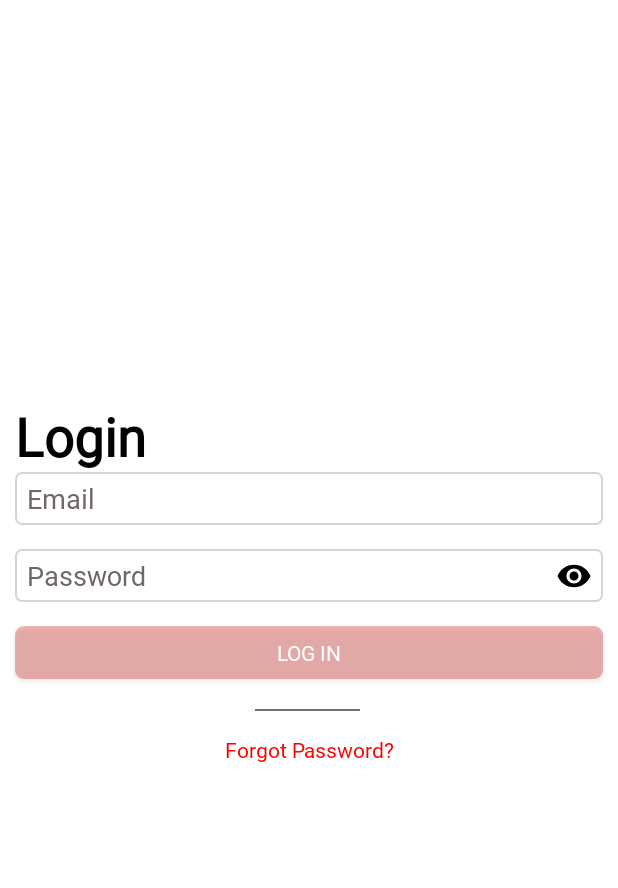
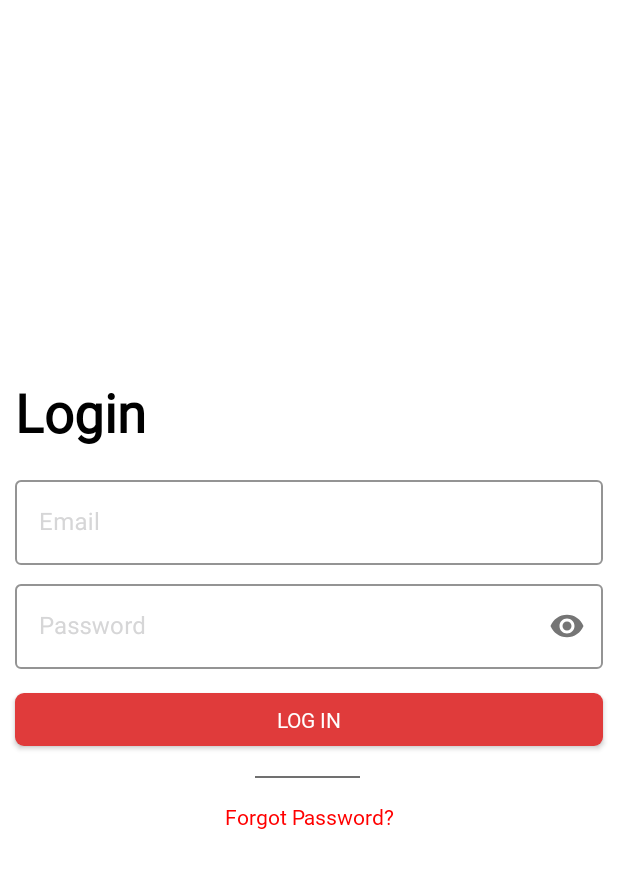
Before and after one commit to Dimple12468/AFL__Monitoring, an Android app: the login_activity screen opened directly, with no data from a screen before it, on a phone screen of 412 x 824 dp, the part 84-972 px from its top. Run offline under Robolectric (Android 15) with nearby library versions, the phone set to English and light mode, and no system bars; our stand-ins replace Volley; libraries missing offline, so code that uses them is left out: com.androidnetworking, com.androidnetworking.utils, dmax.dialog, io.fabric.sdk; Roboto replaces fonts that are not available here; 1 statement that could not run was skipped.

Commit message:
login and register screen updated

```diff
--- a/app/src/main/java/com/theagriculture/app/login_activity.java
+++ b/app/src/main/java/com/theagriculture/app/login_activity.java
@@ -51,6 +51,7 @@ import com.android.volley.VolleyError;
 import com.android.volley.toolbox.JsonObjectRequest;
 import com.android.volley.toolbox.Volley;
 import com.androidnetworking.utils.Utils;
+import com.google.android.material.textfield.TextInputLayout;
 import com.google.gson.JsonObject;
 import com.theagriculture.app.Admin.AdminActivity;
 import com.theagriculture.app.Ado.AdoActivity;
@@ -77,6 +78,8 @@ public class login_activity extends AppCompatActivity {
     private String typeOfUser;
     private String Name;
     private static final String TAG = "login_activity";
+//    private EditText editEmail, editPassword;
+    private TextInputLayout _editEmail, _editPassword;
     private EditText editEmail, editPassword;
     private TextView signUpAdo, signUpDda,tvForgot;
 //    private TextView tvReg;
@@ -87,8 +90,14 @@ public class login_activity extends AppCompatActivity {
     private AlertDialog dialog;
     private CheckBox checkBox;
     private Button btnLogin;
-    private ImageButton imageButton;
+//    private ImageButton imageButton;
     public boolean hide = false;
+
+//    @Override
+//    public void onBackPressed() {
+//        this.finish();
+//        super.onBackPressed();
+//    }
 
     @Override
     protected void onCreate(Bundle savedInstanceState) {
@@ -112,7 +121,6 @@ public class login_activity extends AppCompatActivity {
         }
         init();
 /*
-
        if (Build.VERSION.SDK_INT >= Build.VERSION_CODES.KITKAT) {
            Window w = getWindow();
            w.setFlags(WindowManager.LayoutParams.FLAG_LAYOUT_NO_LIMITS, WindowManager.LayoutParams.FLAG_LAYOUT_NO_LIMITS);
@@ -142,8 +150,13 @@ public class login_activity extends AppCompatActivity {
 
         }
 
-        editEmail = findViewById(R.id.editText);
-        editPassword = findViewById(R.id.editText3);
+//        editEmail = findViewById(R.id.editText);
+//        editPassword = findViewById(R.id.editText3);
+        _editEmail = findViewById(R.id.editText);
+        _editPassword = findViewById(R.id.editText3);
+
+        editEmail = _editEmail.getEditText();
+        editPassword = _editPassword.getEditText();
         btnLogin = findViewById(R.id.button);
         tvForgot = findViewById(R.id.tvForgot);
 //        tvReg = findViewById(R.id.tvReg);
@@ -207,7 +220,7 @@ public class login_activity extends AppCompatActivity {
             }
         });
         //function to view password
-        imageButton = findViewById(R.id.imageButton);
+/*        imageButton = findViewById(R.id.imageButton);
 
         imageButton.setOnClickListener(new View.OnClickListener() {
             @Override
@@ -230,7 +243,7 @@ public class login_activity extends AppCompatActivity {
                 }
 
             }
-        });
+        });*/
 
         //function to change colour of login button when text is entered
         editEmail.addTextChangedListener(loginTextWatcher);//loginTextWatcher function is defined at last
--- a/app/src/main/res/drawable-v21/buttons_before_text.xml
+++ b/app/src/main/res/drawable-v21/buttons_before_text.xml
@@ -5,6 +5,6 @@
     <corners android:radius="6dp"/>
 
     <solid
-        android:color="#73DC5C58"/>
+        android:color="@color/theme_color"/>
 
 </shape>
--- a/app/src/main/res/drawable-v24/buttons_before_text.xml
+++ b/app/src/main/res/drawable-v24/buttons_before_text.xml
@@ -5,6 +5,6 @@
     <corners android:radius="6dp"/>
 
     <solid
-        android:color="#73DC5C58"/>
+        android:color="@color/theme_color"/>
 
 </shape>
--- a/app/src/main/res/drawable-xxxhdpi/buttons_before_text.xml
+++ b/app/src/main/res/drawable-xxxhdpi/buttons_before_text.xml
@@ -5,6 +5,6 @@
     <corners android:radius="6dp"/>
 
     <solid
-        android:color="#73DC5C58"/>
+        android:color="@color/theme_color"/>
 
 </shape>
--- a/app/src/main/res/drawable/buttons_before_text.xml
+++ b/app/src/main/res/drawable/buttons_before_text.xml
@@ -5,6 +5,6 @@
     <corners android:radius="6dp"/>
 
     <solid
-        android:color="#73DC5C58"/>
+        android:color="@color/theme_color"/>
 
 </shape>
--- a/app/src/main/res/layout/activity_login_activity.xml
+++ b/app/src/main/res/layout/activity_login_activity.xml
@@ -5,7 +5,8 @@
     android:layout_width="match_parent"
     android:layout_height="match_parent"
     android:background="#ffffff"
-    tools:context=".login_activity">
+    tools:context=".login_activity"
+    android:focusableInTouchMode="true">
 
 
     <!--ImageView
@@ -41,23 +42,28 @@
         android:layout_marginStart="10dp"
         app:layout_constraintBottom_toTopOf="@+id/guideline7"-->
 
-    <!--com.google.android.material.textfield.TextInputLayout
+    <com.google.android.material.textfield.TextInputLayout
         android:id="@+id/editText"
         android:layout_width="match_parent"
         android:layout_height="wrap_content"
         android:hint="Email"
         android:layout_marginStart="10dp"
         android:layout_marginEnd="10dp"
+        android:textColorHint="@color/black"
+        app:hintTextColor="@color/black"
+        app:boxStrokeColor="@color/opaque_color"
         app:layout_constraintStart_toStartOf="parent"
         app:layout_constraintEnd_toEndOf="parent"
         style="@style/Widget.MaterialComponents.TextInputLayout.OutlinedBox"
         app:layout_constraintTop_toTopOf="@+id/guideline7">
+<!--        android:focusableInTouchMode="true"
+        android:focusable="false"-->
 
         <com.google.android.material.textfield.TextInputEditText
             android:layout_width="match_parent"
-            android:layout_height="wrap_content"
-            app:layout_constraintTop_toBottomOf="@id/app_name"
-            android:hint="Email"/>
+            android:layout_height="wrap_content"/>
+<!--        android:hint="Email"
+            app:layout_constraintTop_toBottomOf="@id/app_name"-->
 
     </com.google.android.material.textfield.TextInputLayout>
 
@@ -65,22 +71,28 @@
         android:id="@+id/editText3"
         android:layout_width="match_parent"
         android:layout_height="wrap_content"
-        android:hint="Email"
+        android:hint="Password"
         android:layout_marginStart="10dp"
         android:layout_marginEnd="10dp"
         android:layout_marginTop="7dp"
         app:layout_constraintStart_toStartOf="parent"
         app:layout_constraintEnd_toEndOf="parent"
+        android:textColorHint="@color/black"
+        app:hintTextColor="@color/black"
+        app:boxStrokeColor="@color/opaque_color"
+        app:endIconTint="@color/black"
         style="@style/Widget.MaterialComponents.TextInputLayout.OutlinedBox"
-        app:layout_constraintTop_toBottomOf="@+id/editText">
+        app:layout_constraintTop_toBottomOf="@+id/editText"
+        app:passwordToggleEnabled="true">
 
         <com.google.android.material.textfield.TextInputEditText
             android:layout_width="match_parent"
             android:layout_height="wrap_content"
-            app:layout_constraintTop_toBottomOf="@id/app_name"
-            android:hint="Password"/>
+            android:inputType="textPassword"/>
+<!--            android:hint="Password"
+            app:layout_constraintTop_toBottomOf="@id/app_name"-->
 
-    </com.google.android.material.textfield.TextInputLayout-->
+    </com.google.android.material.textfield.TextInputLayout>
 
     <TextView
         android:id="@+id/log_in_"
@@ -100,63 +112,63 @@
         app:layout_constraintHorizontal_bias="0.0"
         app:layout_constraintStart_toStartOf="parent"
         app:layout_constraintTop_toTopOf="parent"
-        app:layout_constraintVertical_bias="1" />
+        app:layout_constraintVertical_bias="0.95" />
 
-    <EditText
-        android:id="@+id/editText"
-        android:layout_width="match_parent"
-        android:layout_height="35dp"
-        android:layout_marginStart="10dp"
-        android:layout_marginEnd="10dp"
-        android:background="@drawable/rectanglebg"
-        android:ems="10"
-        android:paddingLeft="8dp"
-        android:hint="Email"
-        android:inputType="textPersonName"
-        android:textColor="#000000"
-        android:textColorHint="#706868"
-        android:fontFamily="@font/arial"
-        app:layout_constraintEnd_toEndOf="parent"
-        app:layout_constraintStart_toStartOf="parent"
-        app:layout_constraintTop_toTopOf="@+id/guideline7" />
+<!--    <EditText-->
+<!--        android:id="@+id/editText"-->
+<!--        android:layout_width="match_parent"-->
+<!--        android:layout_height="35dp"-->
+<!--        android:layout_marginStart="10dp"-->
+<!--        android:layout_marginEnd="10dp"-->
+<!--        android:background="@drawable/rectanglebg"-->
+<!--        android:ems="10"-->
+<!--        android:paddingLeft="8dp"-->
+<!--        android:hint="Email"-->
+<!--        android:inputType="textPersonName"-->
+<!--        android:textColor="#000000"-->
+<!--        android:textColorHint="#706868"-->
+<!--        android:fontFamily="@font/arial"-->
+<!--        app:layout_constraintEnd_toEndOf="parent"-->
+<!--        app:layout_constraintStart_toStartOf="parent"-->
+<!--        app:layout_constraintTop_toTopOf="@+id/guideline7" />-->
 
-    <EditText
-        android:id="@+id/editText3"
-        android:layout_width="match_parent"
-        android:layout_height="35dp"
-        android:layout_marginStart="10dp"
-        android:layout_marginTop="16dp"
-        android:layout_marginEnd="10dp"
-        android:fontFamily="@font/arial"
-        android:background="@drawable/rectanglebg"
-        android:ems="10"
-        android:hint="Password"
-        android:inputType="textPassword"
-        android:paddingLeft="8dp"
-        android:textColor="#000000"
-        android:textColorHighlight="#FFFFFF"
-        android:textColorHint="#706868"
-        app:layout_constraintEnd_toEndOf="parent"
-        app:layout_constraintStart_toStartOf="parent"
-        app:layout_constraintTop_toBottomOf="@+id/editText" />
+<!--    <EditText-->
+<!--        android:id="@+id/editText3"-->
+<!--        android:layout_width="match_parent"-->
+<!--        android:layout_height="35dp"-->
+<!--        android:layout_marginStart="10dp"-->
+<!--        android:layout_marginTop="16dp"-->
+<!--        android:layout_marginEnd="10dp"-->
+<!--        android:fontFamily="@font/arial"-->
+<!--        android:background="@drawable/rectanglebg"-->
+<!--        android:ems="10"-->
+<!--        android:hint="Password"-->
+<!--        android:inputType="textPassword"-->
+<!--        android:paddingLeft="8dp"-->
+<!--        android:textColor="#000000"-->
+<!--        android:textColorHighlight="#FFFFFF"-->
+<!--        android:textColorHint="#706868"-->
+<!--        app:layout_constraintEnd_toEndOf="parent"-->
+<!--        app:layout_constraintStart_toStartOf="parent"-->
+<!--        app:layout_constraintTop_toBottomOf="@+id/editText" />-->
 
     <!--app:layout_constraintStart_toEndOf="@+id/imageView2"-->
 
-    <ImageButton
-        android:id="@+id/imageButton"
-        android:layout_width="wrap_content"
-        android:layout_height="wrap_content"
-        android:layout_alignParentRight="true"
-        android:layout_centerVertical="true"
-        android:background="#FFFFFF"
-        android:contentDescription="@string/eye_image"
-        app:layout_constraintBottom_toBottomOf="@+id/editText3"
-        app:layout_constraintEnd_toEndOf="@+id/editText3"
-        app:layout_constraintHorizontal_bias="0.98"
-        app:layout_constraintStart_toStartOf="@+id/editText3"
-        app:layout_constraintTop_toTopOf="@+id/editText3"
-        app:layout_constraintVertical_bias="0.5"
-        app:srcCompat="@drawable/show_password" />
+<!--    <ImageButton-->
+<!--        android:id="@+id/imageButton"-->
+<!--        android:layout_width="wrap_content"-->
+<!--        android:layout_height="wrap_content"-->
+<!--        android:layout_alignParentRight="true"-->
+<!--        android:layout_centerVertical="true"-->
+<!--        android:background="#FFFFFF"-->
+<!--        android:contentDescription="@string/eye_image"-->
+<!--        app:layout_constraintBottom_toBottomOf="@+id/editText3"-->
+<!--        app:layout_constraintEnd_toEndOf="@+id/editText3"-->
+<!--        app:layout_constraintHorizontal_bias="0.98"-->
+<!--        app:layout_constraintStart_toStartOf="@+id/editText3"-->
+<!--        app:layout_constraintTop_toTopOf="@+id/editText3"-->
+<!--        app:layout_constraintVertical_bias="0.5"-->
+<!--        app:srcCompat="@drawable/show_password" />-->
 
     <Button
         android:id="@+id/button"
@@ -199,10 +211,11 @@
         android:focusable="true"
         android:gravity="center_horizontal"
         android:text="Forgot Password?"
-        android:textColor="@android:color/holo_red_dark"
+        android:textColor="@color/theme_color"
         app:layout_constraintEnd_toEndOf="parent"
         app:layout_constraintStart_toStartOf="parent"
         app:layout_constraintTop_toBottomOf="@+id/view" />
+<!--            android:textColor="@android:color/holo_red_dark"-->
 
     <!--View
         android:id="@+id/viewlong"
--- a/app/src/main/res/values/colors.xml
+++ b/app/src/main/res/values/colors.xml
@@ -26,6 +26,7 @@
     <color name="btn_before_text">#73DC5C58</color>
     <color name="btn_submit">#DC5C58</color>
     <color name="theme_color">#E03B3B</color>
+    <color name="opaque_color">#707070</color>
 
 
 </resources>
--- a/app/src/main/res/values/styles.xml
+++ b/app/src/main/res/values/styles.xml
@@ -1,8 +1,8 @@
 <resources xmlns:tools="http://schemas.android.com/tools">
 
     <!-- Base application theme. -->
-    <style name="AppTheme" parent="Theme.MaterialComponents.Light.NoActionBar.Bridge">
-        <!--Theme.AppCompat.Light-->
+    <style name="AppTheme" parent="Theme.AppCompat.Light">
+        <!--Theme.MaterialComponents.Light.NoActionBar-->
         <!-- Customize your theme here. -->
         <item name="colorPrimary">@color/colorPrimary</item>
         <item name="colorPrimaryDark">@color/colorPrimaryDark</item>
@@ -150,4 +150,8 @@
         <item name="colorControlActivated">#FFFFFF</item>
         <item name="colorControlHighlight">#FFFFFF</item>
     </style>
+
+<!--    <style name="login_button">-->
+<!--        <item name="colorOnBackground">@drawable/buttons_before_text</item>-->
+<!--    </style>-->
 </resources>
```
Also changed, not shown: app/src/main/java/com/theagriculture/app/RegistrationActivity.java (+12 -6 lines), app/src/main/res/layout/activity_registration.xml (+87 -8 lines).
